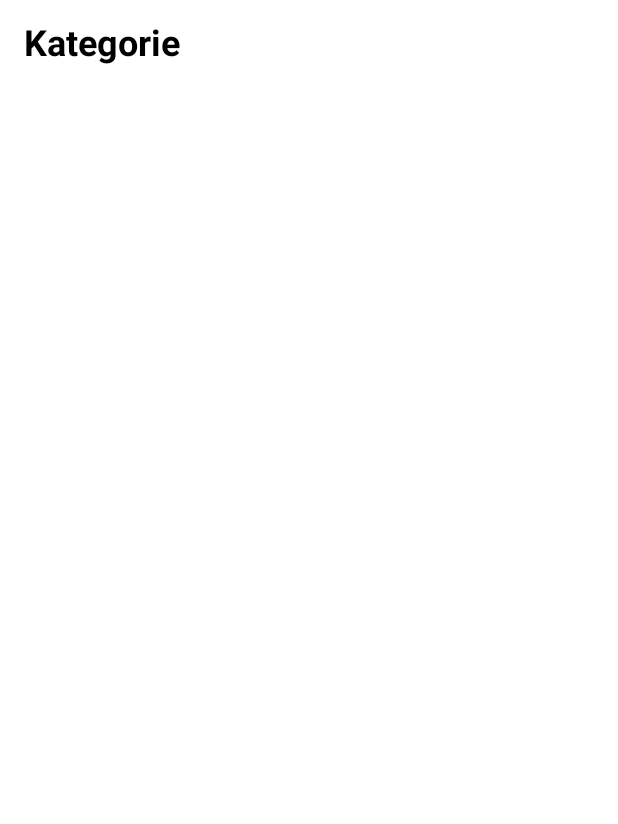
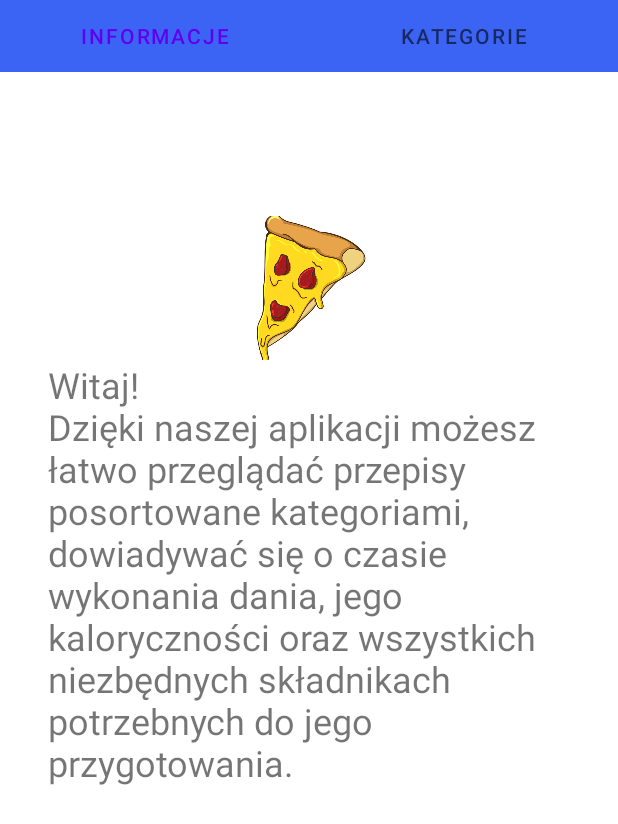
Before and after one commit to zcienka/cookbook-app, an Android app: the screen it shows after launch (ItemDetailHostActivity), on a phone screen of 412 x 824 dp. Shown: the top 824 px of the screen. Run offline under Robolectric (Android 15) with nearby library versions, the phone set to English and light mode, and no system bars; our stand-ins replace navigation-ui.

Commit message:
Add animation and tabs

```diff
--- a/mobile/app/build.gradle
+++ b/mobile/app/build.gradle
@@ -86,12 +86,12 @@ dependencies {
     // Jetpack Compose Integration
     implementation("androidx.navigation:navigation-compose:2.5.3")
 
-    implementation("androidx.fragment:fragment-ktx:1.5.6")
-
     implementation("com.squareup.picasso:picasso:2.71828")
 
     implementation("androidx.constraintlayout:constraintlayout:2.2.0-alpha09")
     implementation("androidx.constraintlayout:constraintlayout-compose:1.1.0-alpha09")
     implementation 'com.google.android.material:material:1.1.0'
 
+    implementation 'androidx.appcompat:appcompat:1.3.1'
+
 }
--- /dev/null
+++ b/mobile/app/src/main/java/com/example/cookbook/AppInformationFragment.kt
@@ -0,0 +1,38 @@
+package com.example.cookbook
+
+import android.animation.ObjectAnimator
+import android.os.Bundle
+import android.view.LayoutInflater
+import android.view.View
+import android.view.ViewGroup
+import android.widget.ImageView
+import androidx.fragment.app.Fragment
+import com.example.cookbook.databinding.AppInformationFragmentBinding
+
+class AppInformationFragment : Fragment() {
+    private var _binding: AppInformationFragmentBinding? = null
+    private val binding get() = _binding!!
+
+    override fun onCreateView(
+        inflater: LayoutInflater, container: ViewGroup?,
+        savedInstanceState: Bundle?,
+    ): View? {
+        _binding = AppInformationFragmentBinding.inflate(inflater, container, false)
+        val rootView = binding.root
+
+        val imageView = rootView.findViewById<ImageView>(R.id.item_image)
+        val animator = ObjectAnimator.ofFloat(imageView, "translationY", 0f, -100f, 0f)
+        animator.duration = 1500
+        animator.repeatCount = ObjectAnimator.INFINITE
+        animator.repeatMode = ObjectAnimator.REVERSE
+        animator.start()
+
+        return rootView
+    }
+
+
+    override fun onDestroyView() {
+        super.onDestroyView()
+        _binding = null
+    }
+}
--- a/mobile/app/src/main/java/com/example/cookbook/CategoryListFragment.kt
+++ b/mobile/app/src/main/java/com/example/cookbook/CategoryListFragment.kt
@@ -1,5 +1,4 @@
-package com.example.cookbook
-
+import MyPagerAdapter
 import android.content.ContentValues
 import android.os.Bundle
 import android.util.Log
@@ -9,8 +8,14 @@ import android.view.ViewGroup
 import androidx.fragment.app.Fragment
 import androidx.recyclerview.widget.GridLayoutManager
 import androidx.recyclerview.widget.RecyclerView
+import androidx.viewpager2.widget.ViewPager2
+import com.example.cookbook.CategoryRecyclerViewAdapter
+import com.example.cookbook.R
+import com.example.cookbook.RetrofitInstance
 import com.example.cookbook.databinding.CategoryListBinding
 import com.example.cookbook.models.Category
+import com.google.android.material.tabs.TabLayout
+import com.google.android.material.tabs.TabLayoutMediator
 import retrofit2.Call
 import retrofit2.Callback
 import retrofit2.Response
@@ -31,13 +36,14 @@ class CategoryListFragment : Fragment() {
         super.onViewCreated(view, savedInstanceState)
 
         val categoryRecyclerView: RecyclerView? = binding.categoryList
+        val itemDetailFragmentContainer: View? = view.findViewById(R.id.item_detail_nav_container)
 
-        val itemDetailFragmentContainer: View? = view.findViewById(R.id.item_detail_nav_container)
 
         if (categoryRecyclerView != null) {
             setupCategoryRecyclerView(categoryRecyclerView, itemDetailFragmentContainer)
         }
     }
+
 
     private fun setupCategoryRecyclerView(
         recyclerView: RecyclerView,
@@ -55,7 +61,7 @@ class CategoryListFragment : Fragment() {
                         Log.e(ContentValues.TAG, category.name)
                     }
 
-                    val gridNum = 2;
+                    val gridNum = 2
                     val layoutManager = GridLayoutManager(recyclerView.context, gridNum)
 
                     recyclerView.layoutManager = layoutManager
--- a/mobile/app/src/main/java/com/example/cookbook/ItemDetailFragment.kt
+++ b/mobile/app/src/main/java/com/example/cookbook/ItemDetailFragment.kt
@@ -66,7 +66,7 @@ class ItemDetailFragment : Fragment() {
         itemRecipe = binding.itemRecipe
         button = binding.goBackBtn
         itemContainer = binding.itemDetailContainer
-        itemTimer = binding.timerContainer!!
+        itemTimer = binding.timerContainer
 
         val isTablet =
             (resources.configuration.screenLayout and Configuration.SCREENLAYOUT_SIZE_MASK) >= Configuration.SCREENLAYOUT_SIZE_LARGE
@@ -139,7 +139,6 @@ class ItemDetailFragment : Fragment() {
         return formattedIngredients
     }
 
-
     companion object {
         const val ARG_ITEM_ID = "id"
     }
--- /dev/null
+++ b/mobile/app/src/main/java/com/example/cookbook/MainFragment.kt
@@ -0,0 +1,63 @@
+package com.example.cookbook
+
+import MyPagerAdapter
+import android.animation.ObjectAnimator
+import android.os.Bundle
+import android.util.Log
+import android.view.*
+import android.widget.ImageView
+import androidx.fragment.app.Fragment
+import androidx.viewpager2.widget.ViewPager2
+import com.example.cookbook.databinding.MainFragmentBinding
+import com.google.android.material.tabs.TabLayout
+import com.google.android.material.tabs.TabLayoutMediator
+
+class MainFragment : Fragment() {
+    private var _binding: MainFragmentBinding? = null
+    private val binding get() = _binding!!
+    private lateinit var viewPager: ViewPager2
+    private lateinit var tabLayout: TabLayout
+
+    override fun onCreateView(
+        inflater: LayoutInflater, container: ViewGroup?,
+        savedInstanceState: Bundle?,
+    ): View? {
+        _binding = MainFragmentBinding.inflate(inflater, container, false)
+        val rootView = binding.root
+
+        tabLayout = rootView.findViewById(R.id.tabLayout)
+        viewPager = rootView.findViewById(R.id.viewPager)
+        val pagerAdapter = MyPagerAdapter(requireActivity())
+        viewPager.adapter = pagerAdapter
+        viewPager.offscreenPageLimit = ViewPager2.OFFSCREEN_PAGE_LIMIT_DEFAULT
+        viewPager.isSaveEnabled = false
+        viewPager.isUserInputEnabled = true
+
+
+        TabLayoutMediator(tabLayout, viewPager) { tab, position ->
+            when (position) {
+                0 -> tab.text = "Informacje"
+                1 -> tab.text = "Kategorie"
+            }
+        }.attach()
+
+        tabLayout.addOnTabSelectedListener(object : TabLayout.OnTabSelectedListener {
+            override fun onTabSelected(tab: TabLayout.Tab) {
+                viewPager.setCurrentItem(tab.position, true)
+                Log.d("TabChanged", "Selected tab: ${tab.text}")
+            }
+
+            override fun onTabUnselected(tab: TabLayout.Tab) {}
+
+            override fun onTabReselected(tab: TabLayout.Tab) {}
+        })
+
+        return rootView
+    }
+
+
+    override fun onDestroyView() {
+        super.onDestroyView()
+        _binding = null
+    }
+}
--- /dev/null
+++ b/mobile/app/src/main/java/com/example/cookbook/MyPagerAdapter.kt
@@ -0,0 +1,20 @@
+import androidx.fragment.app.Fragment
+import androidx.fragment.app.FragmentActivity
+import androidx.viewpager2.adapter.FragmentStateAdapter
+import com.example.cookbook.AppInformationFragment
+
+class MyPagerAdapter(fragmentActivity: FragmentActivity) :
+    FragmentStateAdapter(fragmentActivity) {
+
+    override fun getItemCount(): Int {
+        return 2
+    }
+
+    override fun createFragment(position: Int): Fragment {
+        return when (position) {
+            0 -> AppInformationFragment()
+            1 -> CategoryListFragment()
+            else -> throw IllegalArgumentException("Invalid position: $position")
+        }
+    }
+}
--- a/mobile/app/src/main/java/com/example/cookbook/RecipeItemRecyclerViewAdapter.kt
+++ b/mobile/app/src/main/java/com/example/cookbook/RecipeItemRecyclerViewAdapter.kt
@@ -41,6 +41,9 @@ class RecipeItemRecyclerViewAdapter(
             .load("http://10.0.2.2:8000/${item.image}")
             .placeholder(R.drawable.image_missing)
             .into(holder.imageView)
+
+        val mainFragment = MainFragment()
+
 
         with(holder.itemView) {
             tag = item
--- a/mobile/app/src/main/java/com/example/cookbook/RecipeListFragment.kt
+++ b/mobile/app/src/main/java/com/example/cookbook/RecipeListFragment.kt
@@ -75,7 +75,6 @@ class RecipeListFragment : Fragment() {
         }
     }
 
-
     private fun fetchRecipesByCategory(category: String?, recyclerView: RecyclerView, itemDetailFragmentContainer: View?) {
         category?.let {
             RetrofitInstance.api.getRecipesByCategory(it).enqueue(object : Callback<List<Recipe>> {
--- a/mobile/app/src/main/java/com/example/cookbook/TimerFragment.kt
+++ b/mobile/app/src/main/java/com/example/cookbook/TimerFragment.kt
@@ -60,7 +60,6 @@ class TimerFragment : Fragment() {
         }
 
         startButton.setOnClickListener {
-
             if (!isTimerRunning) {
                 timer = object : CountDownTimer(timeRemaining, 1000L) {
                     override fun onTick(millisUntilFinished: Long) {
--- /dev/null
+++ b/mobile/app/src/main/java/com/example/cookbook/placeholder/PlaceholderContent.kt
@@ -0,0 +1,57 @@
+package com.example.cookbook.placeholder
+
+import java.util.ArrayList
+import java.util.HashMap
+
+/**
+ * Helper class for providing sample content for user interfaces created by
+ * Android template wizards.
+ *
+ * TODO: Replace all uses of this class before publishing your app.
+ */
+object PlaceholderContent {
+
+    /**
+     * An array of sample (placeholder) items.
+     */
+    val ITEMS: MutableList<PlaceholderItem> = ArrayList()
+
+    /**
+     * A map of sample (placeholder) items, by ID.
+     */
+    val ITEM_MAP: MutableMap<String, PlaceholderItem> = HashMap()
+
+    private val COUNT = 25
+
+    init {
+        // Add some sample items.
+        for (i in 1..COUNT) {
+            addItem(createPlaceholderItem(i))
+        }
+    }
+
+    private fun addItem(item: PlaceholderItem) {
+        ITEMS.add(item)
+        ITEM_MAP.put(item.id, item)
+    }
+
+    private fun createPlaceholderItem(position: Int): PlaceholderItem {
+        return PlaceholderItem(position.toString(), "Item " + position, makeDetails(position))
+    }
+
+    private fun makeDetails(position: Int): String {
+        val builder = StringBuilder()
+        builder.append("Details about Item: ").append(position)
+        for (i in 0..position - 1) {
+            builder.append("\nMore details information here.")
+        }
+        return builder.toString()
+    }
+
+    /**
+     * A placeholder item representing a piece of content.
+     */
+    data class PlaceholderItem(val id: String, val content: String, val details: String) {
+        override fun toString(): String = content
+    }
+}
--- /dev/null
+++ b/mobile/app/src/main/res/layout/app_information_fragment.xml
@@ -0,0 +1,25 @@
+<?xml version="1.0" encoding="utf-8"?>
+<RelativeLayout xmlns:android="http://schemas.android.com/apk/res/android"
+    android:layout_width="match_parent"
+    android:layout_height="wrap_content"
+    android:padding="32dp"
+    android:layout_centerVertical="true">
+
+    <ImageView
+        android:id="@+id/item_image"
+        android:layout_width="80dp"
+        android:layout_height="96dp"
+        android:layout_centerHorizontal="true"
+        android:layout_marginTop="64dp"
+        android:contentDescription="@string/category_image"
+        android:scaleType="centerCrop"
+        android:src="@drawable/pizza" />
+
+    <TextView
+        android:id="@+id/loading_text"
+        android:layout_width="wrap_content"
+        android:layout_height="wrap_content"
+        android:layout_below="@id/item_image"
+        android:text="@string/hello_message"
+        android:textSize="24sp" />
+</RelativeLayout>
--- a/mobile/app/src/main/res/layout/loading_fragment.xml
+++ /dev/null
@@ -1,6 +0,0 @@
-<?xml version="1.0" encoding="utf-8"?>
-<androidx.constraintlayout.widget.ConstraintLayout xmlns:android="http://schemas.android.com/apk/res/android"
-    android:layout_width="match_parent"
-    android:layout_height="match_parent">
-
-</androidx.constraintlayout.widget.ConstraintLayout>
--- /dev/null
+++ b/mobile/app/src/main/res/layout/main_fragment.xml
@@ -0,0 +1,25 @@
+<?xml version="1.0" encoding="utf-8"?>
+<RelativeLayout xmlns:android="http://schemas.android.com/apk/res/android"
+    xmlns:app="http://schemas.android.com/apk/res-auto"
+    xmlns:tools="http://schemas.android.com/tools"
+    android:layout_width="match_parent"    android:layout_height="match_parent"
+    tools:context=".MainFragment">
+
+    <com.google.android.material.tabs.TabLayout
+        android:id="@+id/tabLayout"
+        android:layout_width="match_parent"
+        android:layout_height="wrap_content"
+        android:background="?attr/colorAccent"
+        android:textColor="@color/black"
+        android:textSize="16sp"
+        app:tabGravity="fill"
+        app:tabIndicatorColor="?attr/colorAccent"
+        app:tabMode="fixed" />
+
+    <androidx.viewpager2.widget.ViewPager2
+        android:id="@+id/viewPager"
+        android:layout_width="match_parent"
+        android:layout_height="match_parent"
+        android:layout_below="@id/tabLayout" />
+
+</RelativeLayout>
--- a/mobile/app/src/main/res/layout/recipe_list_content.xml
+++ b/mobile/app/src/main/res/layout/recipe_list_content.xml
@@ -28,7 +28,6 @@
             tools:srcCompat="@tools:sample/avatars" />
 
     </androidx.cardview.widget.CardView>
-
 
     <TextView
         android:id="@+id/content"
--- a/mobile/app/src/main/res/navigation/primary_details_nav_graph.xml
+++ b/mobile/app/src/main/res/navigation/primary_details_nav_graph.xml
@@ -3,7 +3,16 @@
     xmlns:app="http://schemas.android.com/apk/res-auto"
     xmlns:tools="http://schemas.android.com/tools"
     android:id="@+id/nav_graph"
-    app:startDestination="@id/category_list_fragment">
+    app:startDestination="@id/main_fragment">
+
+    <fragment
+        android:id="@+id/main_fragment"
+        android:name="com.example.cookbook.MainFragment"
+        android:label="MainFragment">
+        <action
+            android:id="@+id/category_list_fragment"
+            app:destination="@id/category_list_fragment" />
+    </fragment>
 
     <fragment
         android:id="@+id/category_list_fragment"
--- a/mobile/app/src/main/res/values/strings.xml
+++ b/mobile/app/src/main/res/values/strings.xml
@@ -12,4 +12,5 @@
     <string name="przepisy">Przepisy</string>
     <string name="go_back">Go back</string>
     <string name="kategorie">Kategorie</string>
+    <string name="hello_message">Witaj!\nDzięki naszej aplikacji możesz łatwo przeglądać przepisy posortowane kategoriami, dowiadywać się o czasie wykonania dania, jego kaloryczności oraz wszystkich niezbędnych składnikach potrzebnych do jego przygotowania.</string>
 </resources>
```
Also changed, not shown: mobile/app/src/main/res/drawable/pizza.png (added), 1 other file.
